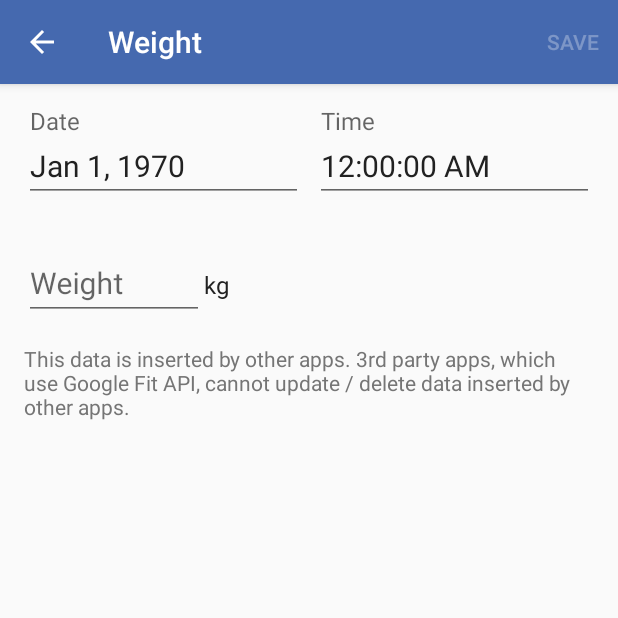
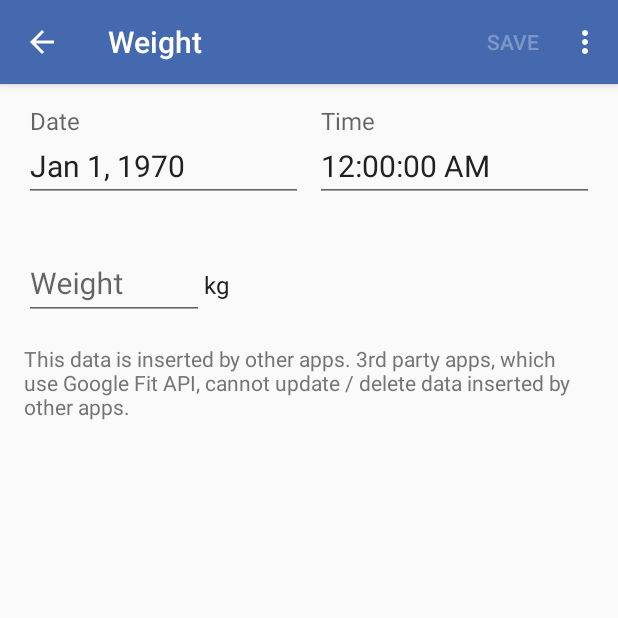
Before and after one commit to rakuishi/weight-log-android, an Android app: the EditActivity screen opened directly, with no data from a screen before it, on a phone screen of 412 x 824 dp, the top half of it. Run offline under Robolectric (Android 15) with nearby library versions, the phone set to English and light mode, and no system bars; our stand-ins replace RxJava, Timber, data binding; 6 statements that could not run were skipped.

Commit message:
Enable to delete

```diff
--- a/app/src/main/res/menu/activity_detail.xml
+++ b/app/src/main/res/menu/activity_detail.xml
@@ -7,4 +7,9 @@
         android:title="@string/save"
         app:showAsAction="always" />
 
+    <item
+        android:id="@+id/delete"
+        android:title="@string/delete"
+        app:showAsAction="collapseActionView" />
+
 </menu>
--- a/app/src/main/res/values/strings.xml
+++ b/app/src/main/res/values/strings.xml
@@ -3,6 +3,7 @@
     <string name="unit_kg">kg</string>
     <string name="save">Save</string>
     <string name="edit">Edit</string>
+    <string name="delete">Delete</string>
     <string name="edit_your_weight">Edit your weight</string>
     <string name="add_your_weight">Add your weight</string>
     <string name="weight">Weight</string>
```
Also changed, not shown: app/src/main/java/com/rakuishi/weight/EditActivity.java (+26 -1 lines).
